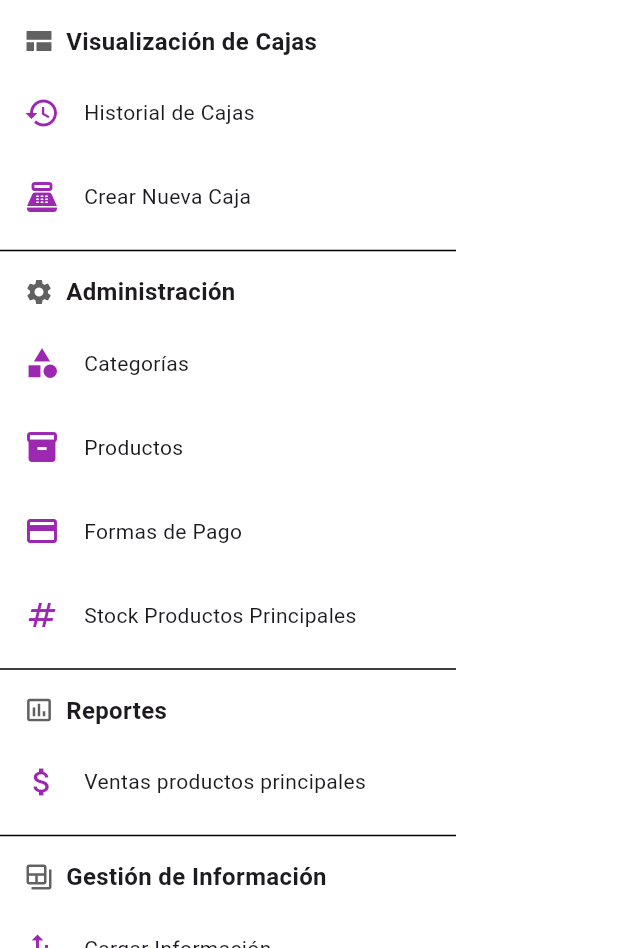
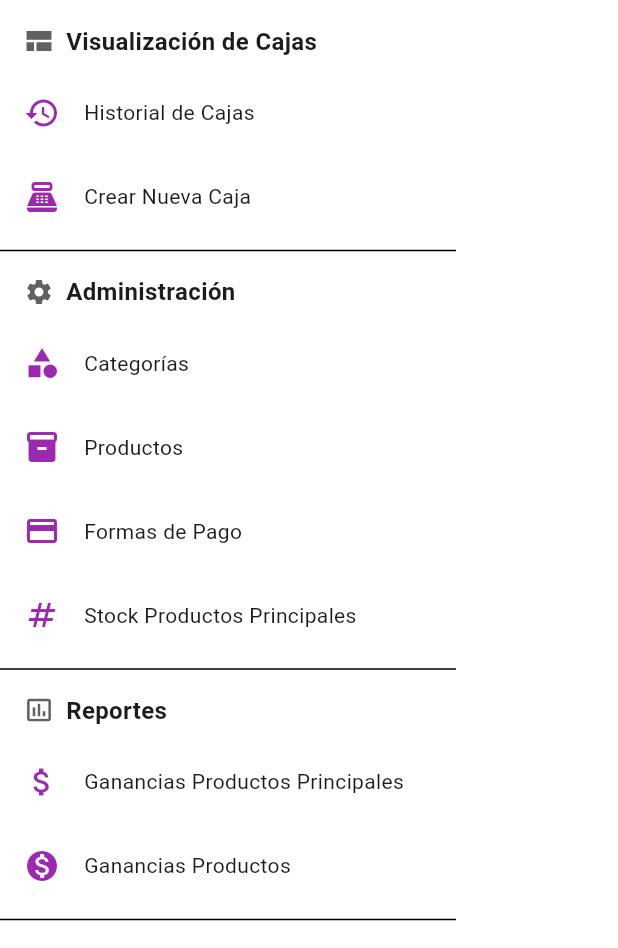
Before and after one commit to machellim/fine_cut, a Flutter app: the AppDrawer widget shown alone on an empty page, opened directly, on a phone screen of 412 x 824 dp, the part 288-1236 px from its top. Run offline on Flutter 3.47's test engine with Material 3 defaults, Android fonts, the phone set to English and light mode, and no system bars; our stand-ins replace bloc, drift, dropdown_search, equatable, flutter_bloc; accounts and stored records are empty; generated files the repository leaves out were written again.

Commit message:
add fixes

```diff
--- /dev/null
+++ b/lib/bloc/reports/product_profit_list/product_profit_list_bloc.dart
@@ -0,0 +1,31 @@
+import 'package:bloc/bloc.dart';
+import 'package:equatable/equatable.dart';
+import 'package:fine_cut/bloc/reports/parent_product_purchases_list/parent_product_purchases_list_bloc.dart';
+import 'package:fine_cut/db/dao/sale_dao.dart';
+import 'package:fine_cut/models/product_profit.dart';
+
+part 'product_profit_list_event.dart';
+part 'product_profit_list_state.dart';
+
+class ProductProfitListBloc
+    extends Bloc<ProductProfitListEvent, ProductProfitListState> {
+  final SaleDao saleDao;
+  ProductProfitListBloc({required this.saleDao})
+    : super(ProductProfitListInitial()) {
+    on<LoadProductProfitListEvent>((event, emit) async {
+      try {
+        emit(ProductProfitListLoading());
+        final startDate = event.startDate;
+        final endDate = event.endDate;
+
+        final productProfitList = await saleDao.getProfitByProduct(
+          startDate,
+          endDate,
+        );
+        emit(ProductProfitListSuccess(productProfitList));
+      } catch (e) {
+        emit(ProductProfitListFailure(message: e.toString()));
+      }
+    });
+  }
+}
--- /dev/null
+++ b/lib/bloc/reports/product_profit_list/product_profit_list_event.dart
@@ -0,0 +1,22 @@
+part of 'product_profit_list_bloc.dart';
+
+sealed class ProductProfitListEvent extends Equatable {
+  const ProductProfitListEvent();
+
+  @override
+  List<Object> get props => [];
+}
+
+// Event to load product profit list
+class LoadProductProfitListEvent extends ProductProfitListEvent {
+  final DateTime startDate;
+  final DateTime endDate;
+
+  const LoadProductProfitListEvent({
+    required this.startDate,
+    required this.endDate,
+  });
+
+  @override
+  List<Object> get props => [startDate, endDate];
+}
--- /dev/null
+++ b/lib/bloc/reports/product_profit_list/product_profit_list_state.dart
@@ -0,0 +1,28 @@
+part of 'product_profit_list_bloc.dart';
+
+sealed class ProductProfitListState extends Equatable {
+  const ProductProfitListState();
+
+  @override
+  List<Object> get props => [];
+}
+
+final class ProductProfitListInitial extends ProductProfitListState {}
+
+// load list of purchases
+class ProductProfitListLoading extends ProductProfitListState {}
+
+class ProductProfitListSuccess extends ProductProfitListState {
+  final List<ProductProfit> productProfitList;
+
+  const ProductProfitListSuccess(this.productProfitList);
+}
+
+class ProductProfitListFailure extends ProductProfitListState {
+  final String message;
+
+  const ProductProfitListFailure({required this.message});
+
+  @override
+  List<Object> get props => [message];
+}
--- a/lib/bloc/sale/sale_parent_product/sale_parent_product_bloc.dart
+++ b/lib/bloc/sale/sale_parent_product/sale_parent_product_bloc.dart
@@ -11,10 +11,6 @@ class SaleParentProductBloc
   final SaleDao saleDao;
   SaleParentProductBloc({required this.saleDao})
     : super(SaleParentProductInitial()) {
-    on<ResetGetParentProductEvent>((event, emit) {
-      emit(SaleParentProductInitial());
-    });
-
     on<GetParentProductEvent>((event, emit) async {
       try {
         emit(GetParentProductLoading());
--- a/lib/bloc/sale/sale_parent_product/sale_parent_product_event.dart
+++ b/lib/bloc/sale/sale_parent_product/sale_parent_product_event.dart
@@ -6,9 +6,6 @@ sealed class SaleParentProductEvent extends Equatable {
   @override
   List<Object> get props => [];
 }
-
-// event to reset state
-class ResetGetParentProductEvent extends SaleParentProductEvent {}
 
 // Event to get parent product
 class GetParentProductEvent extends SaleParentProductEvent {
--- a/lib/main.dart
+++ b/lib/main.dart
@@ -24,6 +24,7 @@ import 'package:fine_cut/bloc/purchase/purchase_crud/purchase_crud_bloc.dart';
 import 'package:fine_cut/bloc/purchase/purchase_list/purchase_list_bloc.dart';
 import 'package:fine_cut/bloc/reports/parent_product_purchases_list/parent_product_purchases_list_bloc.dart';
 import 'package:fine_cut/bloc/reports/parent_product_sales_list/parent_product_sales_list_bloc.dart';
+import 'package:fine_cut/bloc/reports/product_profit_list/product_profit_list_bloc.dart';
 import 'package:fine_cut/bloc/sale/sale_crud/sale_crud_bloc.dart';
 import 'package:fine_cut/bloc/sale/sale_list/sale_list_bloc.dart';
 import 'package:fine_cut/bloc/sale/sale_parent_product/sale_parent_product_bloc.dart';
@@ -182,6 +183,9 @@ class AppInitializer extends StatelessWidget {
                     cashRegisterDao: cashRegisterDao,
                   ),
                 ),
+                BlocProvider<ProductProfitListBloc>(
+                  create: (_) => ProductProfitListBloc(saleDao: saleDao),
+                ),
               ],
               child: FineCutApp(database: database),
             ),
--- a/lib/routes/routes.dart
+++ b/lib/routes/routes.dart
@@ -15,6 +15,7 @@ import 'package:fine_cut/screens/incomes/new_income.dart';
 import 'package:fine_cut/screens/purchases/new_purchase.dart';
 import 'package:fine_cut/screens/purchases/parent_product_stock_list.dart';
 import 'package:fine_cut/screens/reports/parent_product_sales_list.dart';
+import 'package:fine_cut/screens/reports/product_profit_list.dart';
 import 'package:fine_cut/screens/sales/new_sale.dart';
 import 'package:flutter/material.dart';
 
@@ -67,6 +68,9 @@ final Map<String, WidgetBuilder> appRoutes = {
   'parent-product-stock': (BuildContext context) {
     return ParentProductStockListScreen();
   },
+  'product-profit-list': (BuildContext context) {
+    return ProductProfitListScreen();
+  },
 };
 
 Route<dynamic>? generateRoute(RouteSettings settings) {
--- a/lib/screens/reports/parent_product_sales_list.dart
+++ b/lib/screens/reports/parent_product_sales_list.dart
@@ -35,7 +35,7 @@ class _ParentProductSalesListScreenState
 
     return Scaffold(
       appBar: AppBar(
-        title: const Text('Reporte de Ventas'),
+        title: const Text('Ganancias Productos Principales'),
         backgroundColor: primaryColor,
       ),
       body: BlocBuilder<ParentProductPurchasesListBloc, ParentProductPurchasesListState>(
--- a/lib/screens/sales/new_sale.dart
+++ b/lib/screens/sales/new_sale.dart
@@ -59,7 +59,6 @@ class NewSaleScreenState extends State<NewSaleScreen> {
 
     // restart state
     context.read<SaleCrudBloc>().add(ResetSaleEvent());
-    context.read<SaleParentProductBloc>().add(ResetGetParentProductEvent());
 
     Future.microtask(() {
       if (!mounted) return;
--- a/lib/widgets/app_drawer.dart
+++ b/lib/widgets/app_drawer.dart
@@ -218,10 +218,21 @@ class AppDrawer extends StatelessWidget {
               Icons.attach_money,
               color: Theme.of(context).colorScheme.primary,
             ),
-            title: Text('Ventas productos principales', style: textStyle),
+            title: Text('Ganancias Productos Principales', style: textStyle),
             onTap: () async {
               Navigator.pop(context);
               Navigator.pushNamed(context, 'parent-product-sales-list');
+            },
+          ),
+          ListTile(
+            leading: Icon(
+              Icons.monetization_on,
+              color: Theme.of(context).colorScheme.primary,
+            ),
+            title: Text('Ganancias Productos', style: textStyle),
+            onTap: () async {
+              Navigator.pop(context);
+              Navigator.pushNamed(context, 'product-profit-list');
             },
           ),
 
```
Also changed, not shown: lib/db/dao/sale_dao.dart (+120 -0 lines), lib/models/product_profit.dart (added, +17 -0 lines), lib/screens/cash_register/view_edit_cash_register.dart (+28 -8 lines), lib/screens/reports/product_profit_list.dart (added, +214 -0 lines).
